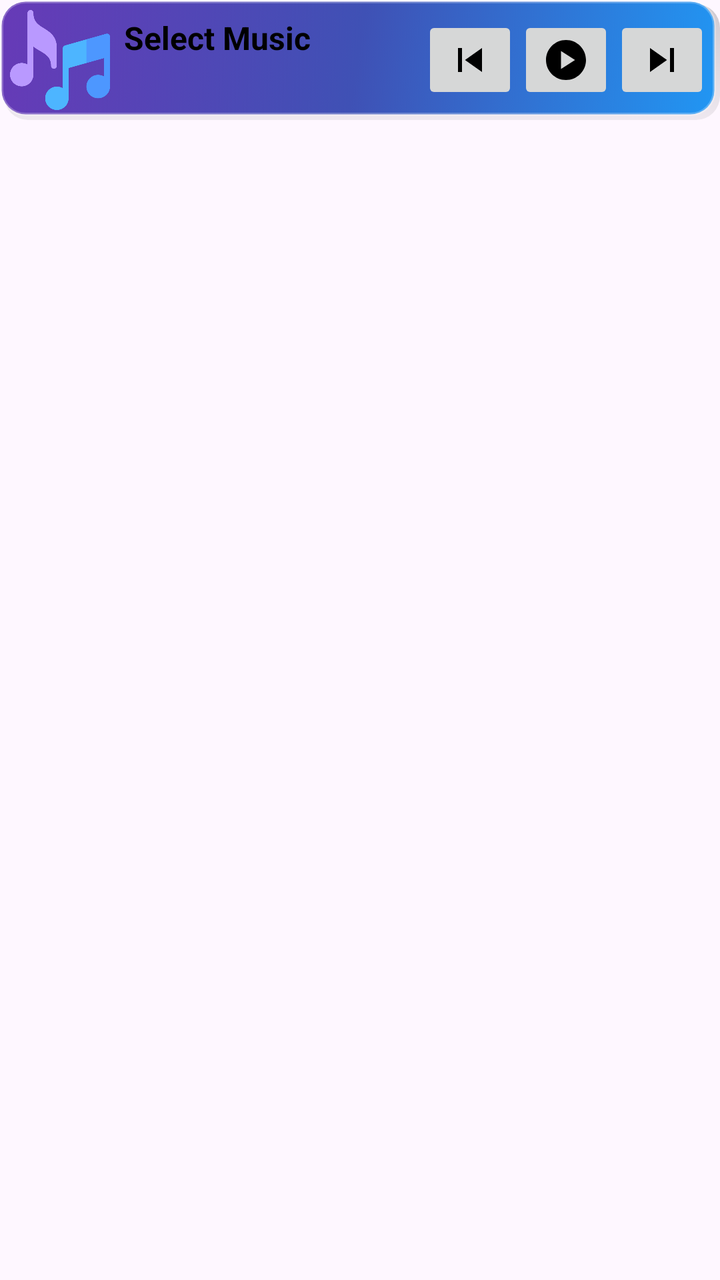
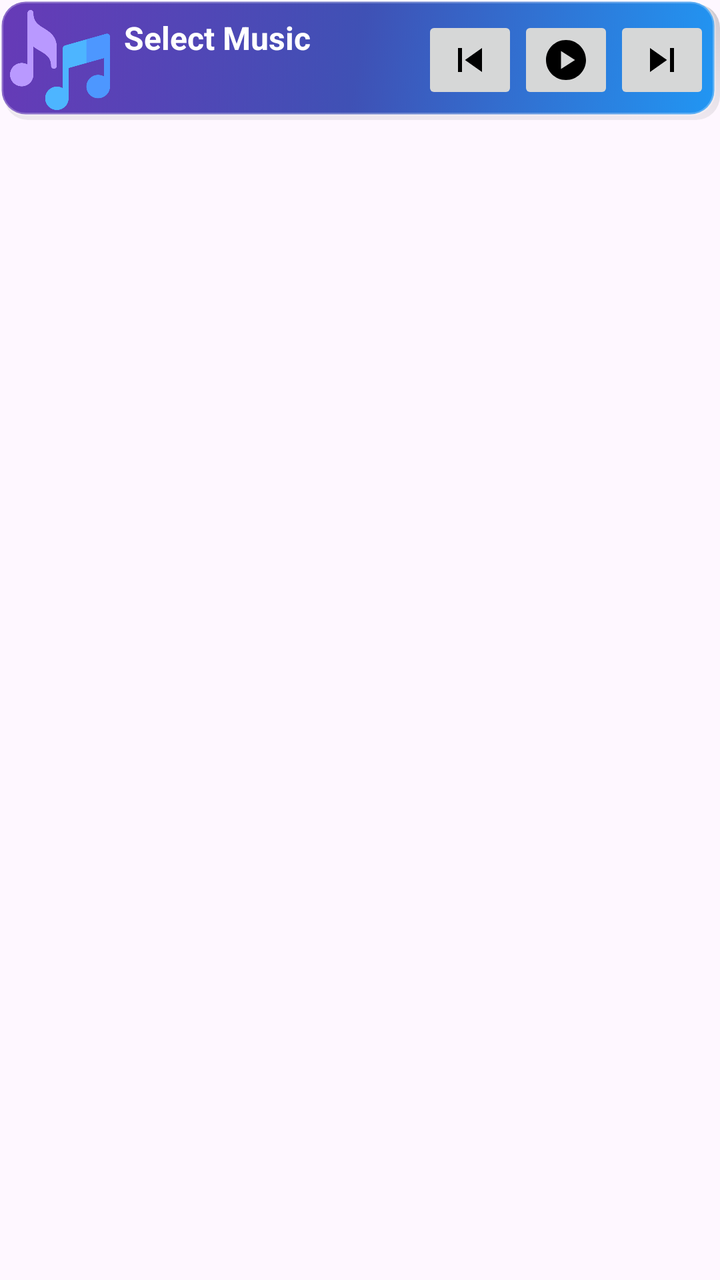

Compare the two renders of this Android layout. The source of the first and the diff that turns it into the second are given below.
<!-- AndroidManifest.xml: application theme Theme.MusicPlayer -->
<!-- res/layout/fragment_mini_player.xml -->
<?xml version="1.0" encoding="utf-8"?>
<FrameLayout xmlns:android="http://schemas.android.com/apk/res/android"
    xmlns:tools="http://schemas.android.com/tools"
    android:layout_width="match_parent"
    android:layout_height="match_parent"
    xmlns:app="http://schemas.android.com/apk/res-auto"
    android:layout_marginHorizontal="5dp"
    tools:context=".MiniPlayer">

    <LinearLayout
        android:id="@+id/miniMusicPlayer"
        android:layout_width="match_parent"
        android:layout_height="60dp"
        android:background="@drawable/mini_player_tile_style"
        android:baselineAligned="false"
        android:orientation="horizontal"
        android:gravity="center_vertical"
        tools:ignore="UselessParent">

        <LinearLayout
            android:layout_width="0dp"
            android:layout_height="wrap_content"
            android:gravity="center"
            android:orientation="horizontal"
            android:layout_weight="1">

            <com.google.android.material.imageview.ShapeableImageView
                android:id="@+id/miniMusicIcon"
                android:layout_width="50dp"
                android:layout_height="50dp"
                android:src="@drawable/music_app_icon"
                android:layout_margin="5dp"
                app:shapeAppearanceOverlay="@style/curved"/>

            <LinearLayout
                android:layout_width="match_parent"
                android:layout_height="match_parent"
                android:orientation="vertical">

                <TextView
                    android:id="@+id/miniSongName"
                    android:layout_width="wrap_content"
                    android:layout_height="wrap_content"
                    android:layout_marginStart="2dp"
                    android:layout_marginTop="8dp"
                    android:ellipsize="marquee"
                    android:marqueeRepeatLimit="marquee_forever"
                    android:singleLine="true"
                    android:text="@string/choosesong"
                    android:textColor="@color/black"
                    android:textSize="16sp"
                    android:textStyle="bold"
                    tools:ignore="TextContrastCheck" />

                <TextView
                    android:id="@+id/miniArtistName"
                    android:layout_width="wrap_content"
                    android:layout_height="wrap_content"
                    android:text=""
                    android:textColor="@color/black"
                    android:singleLine="true"
                    android:layout_marginTop="2dp"
                    android:layout_marginStart="5dp"/>

            </LinearLayout>
        </LinearLayout>

        <LinearLayout
            android:layout_width="wrap_content"
            android:layout_height="match_parent"
            android:orientation="horizontal"
            android:gravity="center"
            android:layout_marginEnd="5dp">

            <ImageButton
                android:id="@+id/miniPreviousMusic"
                android:layout_width="wrap_content"
                android:layout_height="wrap_content"
                android:contentDescription="@string/prev"
                android:src="@drawable/ic_previous"
                tools:ignore="TouchTargetSizeCheck" />

            <ImageButton
                android:id="@+id/miniPlayPause"
                android:layout_width="wrap_content"
                android:layout_height="wrap_content"
                android:contentDescription="@string/playpause"
                android:src="@drawable/play_circle"
                tools:ignore="TouchTargetSizeCheck" />

            <ImageButton
                android:id="@+id/miniNextMusic"
                android:layout_width="wrap_content"
                android:layout_height="wrap_content"
                android:contentDescription="@string/next"
                android:src="@drawable/ic_next"
                tools:ignore="TouchTargetSizeCheck" />

        </LinearLayout>
    </LinearLayout>

</FrameLayout>
<!-- resources referenced by this layout -->
<resources>
  <color name="black">#FF000000</color>
  <!-- drawable ic_next (drawable) -->
  <vector xmlns:android="http://schemas.android.com/apk/res/android" android:height="24dp" android:tint="#000000" android:viewportHeight="24" android:viewportWidth="24" android:width="24dp">
        
      <path android:fillColor="@android:color/white" android:pathData="M6,18l8.5,-6L6,6v12zM16,6v12h2V6h-2z"/>
      
  </vector>
  <!-- drawable ic_previous (drawable) -->
  <vector xmlns:android="http://schemas.android.com/apk/res/android" android:height="24dp" android:tint="#000000" android:viewportHeight="24" android:viewportWidth="24" android:width="24dp">
        
      <path android:fillColor="@android:color/white" android:pathData="M6,6h2v12L6,18zM9.5,12l8.5,6L18,6z"/>
      
  </vector>
  <!-- drawable mini_player_tile_style (drawable) -->
  <?xml version="1.0" encoding="utf-8"?>
  <selector xmlns:android="http://schemas.android.com/apk/res/android">
      <item>
          <layer-list>
              <item android:left="2dp" android:top="2dp">
                  <shape>
                      <corners android:radius="12dp"/>
                      <gradient
                          android:startColor="#30000000"
                          android:endColor="#10000000"
                          android:angle="270"/>
                  </shape>
              </item>
              <item android:bottom="2dp" android:right="2dp">
                  <shape>
                      <corners android:radius="12dp"/>
                      <gradient
                          android:startColor="#2196F3"
                          android:centerColor="#3F51B5"
                          android:endColor="#673AB7"
                          android:angle="135"/>
                      <stroke
                          android:width="1.5dp"
                          android:color="#40FFFFFF"/>
                  </shape>
              </item>
          </layer-list>
      </item>
  </selector>
  <!-- drawable music_app_icon: png bitmap (drawable, 12276 bytes) -->
  <!-- drawable play_circle (drawable) -->
  <vector xmlns:android="http://schemas.android.com/apk/res/android" android:height="24dp" android:tint="#000000" android:viewportHeight="24" android:viewportWidth="24" android:width="24dp">
        
      <path android:fillColor="@android:color/white" android:pathData="M12,2C6.48,2 2,6.48 2,12s4.48,10 10,10s10,-4.48 10,-10S17.52,2 12,2zM9.5,16.5v-9l7,4.5L9.5,16.5z"/>
      
  </vector>
  <string name="choosesong">Select Music</string>
  <string name="next">next</string>
  <string name="playpause">PlayPause</string>
  <string name="prev">previus</string>
  <style name="curved">
          <item name="cornerSize">20%</item>
      </style>
  <style name="Theme.MusicPlayer" parent="Base.Theme.MusicPlayer" />
  <style name="Base.Theme.MusicPlayer" parent="Theme.Material3.DayNight.NoActionBar">
          
          
      </style>
</resources>

<!-- the commit's change to res/layout/fragment_mini_player.xml (unified diff, before → after) -->
@@ -47,7 +47,7 @@
                     android:marqueeRepeatLimit="marquee_forever"
                     android:singleLine="true"
                     android:text="@string/choosesong"
-                    android:textColor="@color/black"
+                    android:textColor="@color/white"
                     android:textSize="16sp"
                     android:textStyle="bold"
                     tools:ignore="TextContrastCheck" />
@@ -57,7 +57,7 @@
                     android:layout_width="wrap_content"
                     android:layout_height="wrap_content"
                     android:text=""
-                    android:textColor="@color/black"
+                    android:textColor="@color/white"
                     android:singleLine="true"
                     android:layout_marginTop="2dp"
                     android:layout_marginStart="5dp"/>
<!-- resource entries referenced after the edit -->
@@ -1,6 +1,6 @@
 <!-- resources referenced by this layout -->
 <resources>
-  <color name="black">#FF000000</color>
+  <color name="white">#FFFFFFFF</color>
   <!-- drawable ic_next (drawable) -->
   <vector xmlns:android="http://schemas.android.com/apk/res/android" android:height="24dp" android:tint="#000000" android:viewportHeight="24" android:viewportWidth="24" android:width="24dp">
         
